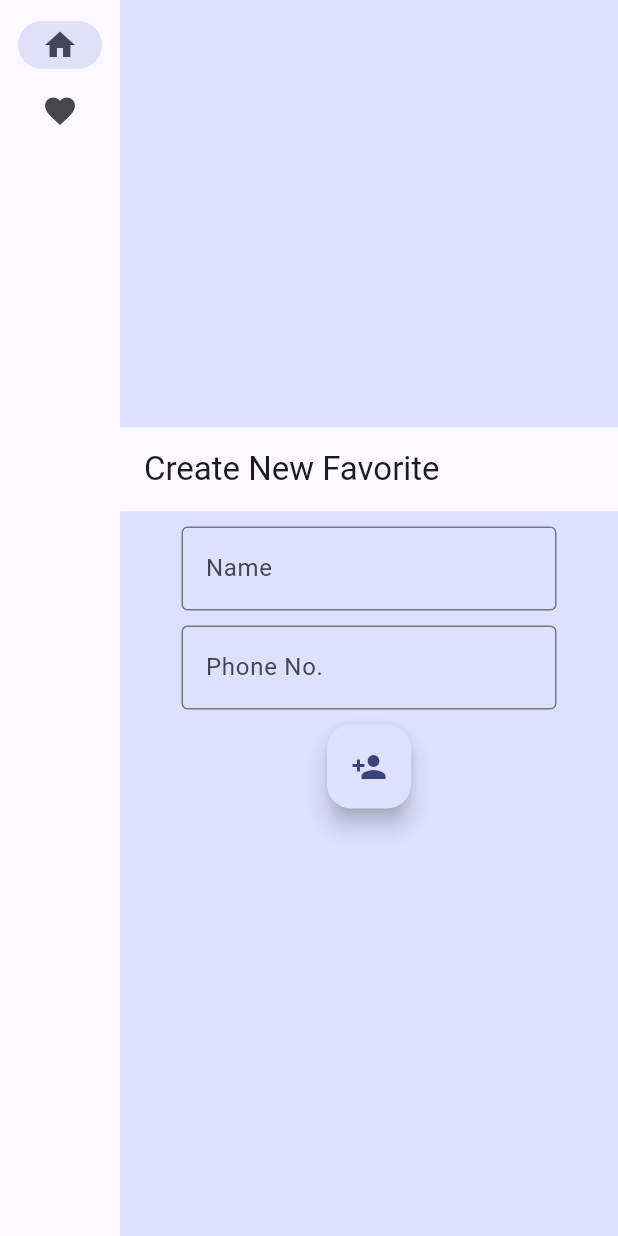
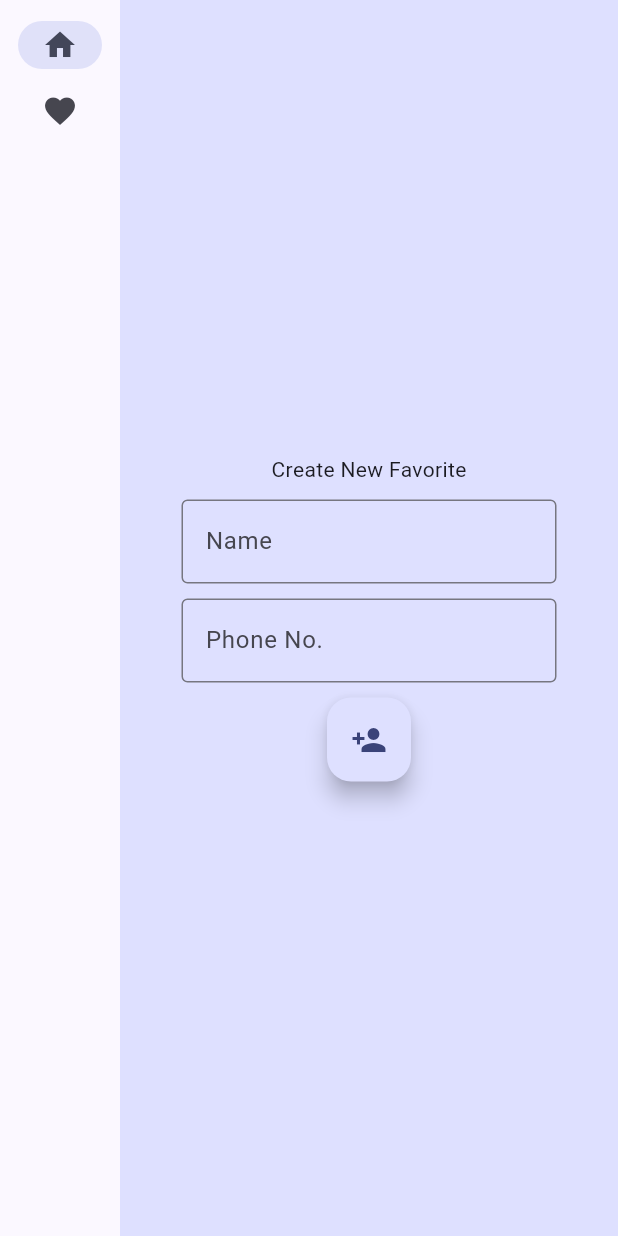
Before and after one commit to tinvaan/navidart, a Flutter app: the Create screen opened by its route, after a tap on the "person add" icon, on a phone screen of 412 x 824 dp. Run offline on Flutter 3.47's test engine with Material 3 defaults, Android fonts, the phone set to English and light mode, and no system bars; our stand-ins replace go_router, shared_preferences; accounts and stored records are empty.

Commit message:
Fix create favorite title

```diff
--- a/lib/pages/favorites/create.dart
+++ b/lib/pages/favorites/create.dart
@@ -26,6 +26,11 @@ class _CreateState extends State<Create> {
     favorites = prefs.getStringList('favorites') ?? [];
   }
 
+  void append(String name, String phone) {
+    favorites.add('$name,$phone');
+    prefs.setStringList('favorites', favorites);
+  }
+
   @override
   void initState() {
     super.initState();
@@ -45,7 +50,7 @@ class _CreateState extends State<Create> {
             child: Column(
             mainAxisSize: MainAxisSize.min,
             children: [
-              AppBar(title: Text("Create New Favorite")),
+              Title(color: Colors.black, child: Text("Create New Favorite")),
               SizedBox(height: 10),
               SizedBox(
                 width: 250,
@@ -60,12 +65,7 @@ class _CreateState extends State<Create> {
               FloatingActionButton(
                 tooltip: 'Please enter name and phone number',
                 child: Icon(Icons.person_add),
-                onPressed: () {
-                  setState(() {
-                    favorites.add('${nameCtrl.text},${phoneCtrl.text}');
-                    prefs.setStringList('favorites', favorites);
-                  });
-                }
+                onPressed: () { setState(() => append(nameCtrl.text, phoneCtrl.text) ); }
               )
             ])
           )))
```
